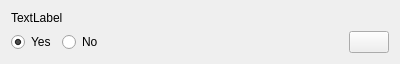
Qt form src/DebconfBoolean.ui (KDE/libdebconf-kde) before a commit.
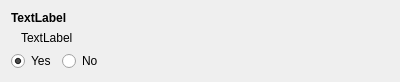
The same form after that commit. Custom widgets are drawn as their Qt base class.

Commit message: Adding Messages.sh Show the extended description as a Label

The edit to the form file:
```diff
--- a/src/DebconfBoolean.ui
+++ b/src/DebconfBoolean.ui
@@ -7,7 +7,7 @@
     <x>0</x>
     <y>0</y>
     <width>400</width>
-    <height>47</height>
+    <height>63</height>
    </rect>
   </property>
   <property name="sizePolicy">
@@ -22,6 +22,12 @@
   <layout class="QGridLayout" name="gridLayout">
    <item row="3" column="0" colspan="3">
     <widget class="QLabel" name="descriptionL">
+     <property name="font">
+      <font>
+       <weight>75</weight>
+       <bold>true</bold>
+      </font>
+     </property>
      <property name="text">
       <string>TextLabel</string>
      </property>
@@ -33,7 +39,7 @@
      </property>
     </widget>
    </item>
-   <item row="4" column="0">
+   <item row="5" column="0">
     <widget class="QRadioButton" name="radioButton">
      <property name="sizePolicy">
       <sizepolicy hsizetype="Fixed" vsizetype="Fixed">
@@ -49,7 +55,7 @@
      </property>
     </widget>
    </item>
-   <item row="4" column="1">
+   <item row="5" column="1">
     <widget class="QRadioButton" name="radioButton_2">
      <property name="sizePolicy">
       <sizepolicy hsizetype="Fixed" vsizetype="Fixed">
@@ -62,7 +68,7 @@
      </property>
     </widget>
    </item>
-   <item row="4" column="2">
+   <item row="5" column="2">
     <spacer name="horizontalSpacer">
      <property name="orientation">
       <enum>Qt::Horizontal</enum>
@@ -75,25 +81,24 @@
      </property>
     </spacer>
    </item>
-   <item row="4" column="3">
-    <widget class="KPushButton" name="helpPB">
-     <property name="sizePolicy">
-      <sizepolicy hsizetype="Fixed" vsizetype="Fixed">
-       <horstretch>0</horstretch>
-       <verstretch>0</verstretch>
-      </sizepolicy>
+   <item row="4" column="0" colspan="3">
+    <widget class="QLabel" name="extendedDescriptionL">
+     <property name="text">
+      <string>TextLabel</string>
+     </property>
+     <property name="wordWrap">
+      <bool>true</bool>
+     </property>
+     <property name="indent">
+      <number>10</number>
+     </property>
+     <property name="buddy">
+      <cstring>multiselectLV</cstring>
      </property>
     </widget>
    </item>
   </layout>
  </widget>
- <customwidgets>
-  <customwidget>
-   <class>KPushButton</class>
-   <extends>QPushButton</extends>
-   <header>kpushbutton.h</header>
-  </customwidget>
- </customwidgets>
  <resources/>
  <connections/>
 </ui>
```
The commit also changes 15 other files.
